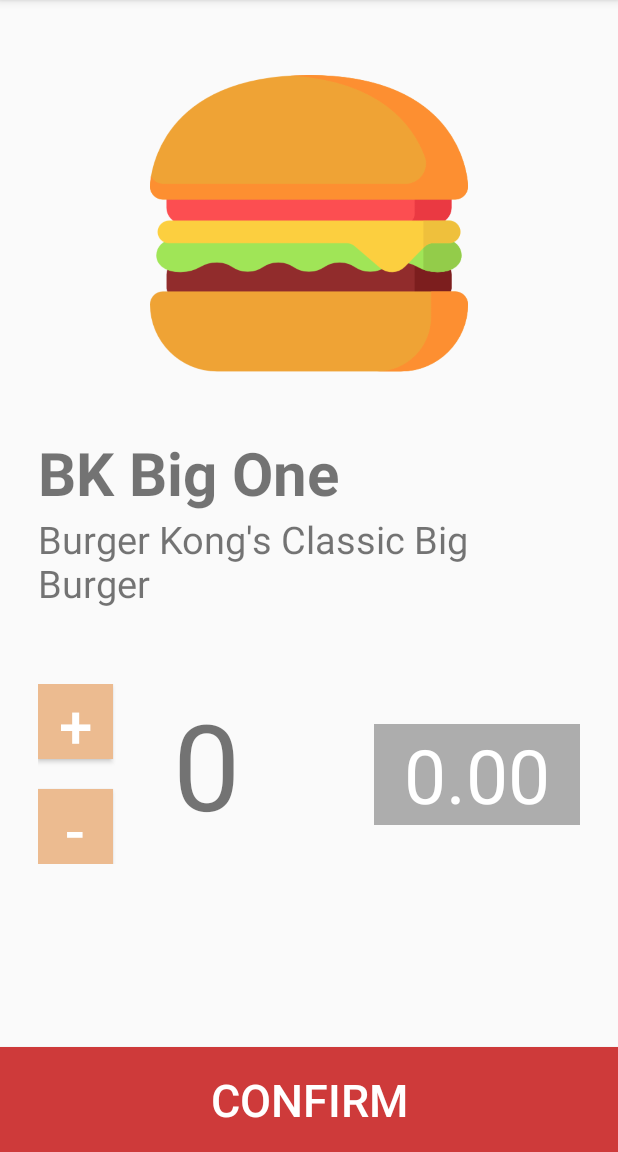
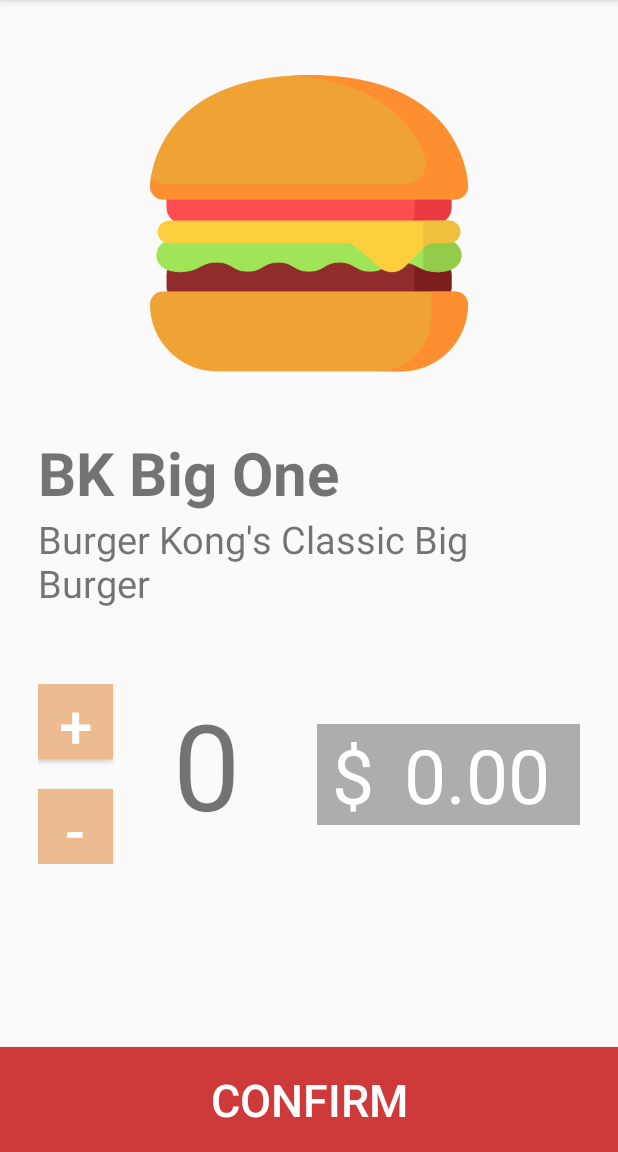
Before and after one commit to nicky951/AssignmentTwo, an Android app: the screen it shows after launch (ItemDetail), after a tap on "BK Big One", on a phone screen of 412 x 824 dp, the part 84-1236 px from its top. Run offline under Robolectric (Android 15) with nearby library versions, the light colour scheme and no system bars.

Commit message:
fixed $ issue

```diff
--- a/app/src/main/java/com/example/assignmenttwo/Item.java
+++ b/app/src/main/java/com/example/assignmenttwo/Item.java
@@ -4,11 +4,11 @@ public class Item {
 
     private int itemNum;
     private String name;
-    private int price;
+    private double price;
     private String description;
     private int intDrawableID;
 
-    public Item(int itemNum, String name, int price, String description, int intDrawableID) {
+    public Item(int itemNum, String name, double price, String description, int intDrawableID) {
         this.itemNum = itemNum;
         this.name = name;
         this.price = price;
@@ -32,11 +32,11 @@ public class Item {
         this.name = name;
     }
 
-    public int getPrice() {
+    public double getPrice() {
         return price;
     }
 
-    public void setPrice(int price) {
+    public void setPrice(double price) {
         this.price = price;
     }
 
--- a/app/src/main/java/com/example/assignmenttwo/ItemAdapter.java
+++ b/app/src/main/java/com/example/assignmenttwo/ItemAdapter.java
@@ -38,7 +38,7 @@ public class ItemAdapter extends RecyclerView.Adapter<ItemAdapter.ItemViewHolder
 
         holder.imageImageView.setImageResource(itemAtPosition.getIntDrawableID());
         holder.nameSummaryTextView.setText(itemAtPosition.getName());
-        holder.priceSummaryTextView.setText("$ " + String.valueOf(itemAtPosition.getPrice()));
+        holder.priceSummaryTextView.setText("$ " + String.valueOf(String.format("%.2f",itemAtPosition.getPrice())));
 
         //setonclicklisteners here
         holder.view.setOnClickListener(new View.OnClickListener() {
--- a/app/src/main/java/com/example/assignmenttwo/ItemDatabase.java
+++ b/app/src/main/java/com/example/assignmenttwo/ItemDatabase.java
@@ -18,19 +18,19 @@ public class ItemDatabase {
     private static final LinkedHashMap<Integer, Item> items = new LinkedHashMap<>();
 
     static {
-        items.put(1, new Item(1, "BK Big One",6, "Burger Kong's Classic Big Burger",R.drawable.burger));
-        items.put(2, new Item(2,"BK Fries",3,"Classic Salted Fries",R.drawable.fries));
+        items.put(1, new Item(1, "BK Big One",6.50, "Burger Kong's Classic Big Burger",R.drawable.burger));
+        items.put(2, new Item(2,"BK Fries",3.50,"Classic Salted Fries",R.drawable.fries));
         items.put(3, new Item(3,"BK Wings", 7,"10 BK Hot Wings",R.drawable.wings));
-        items.put(4, new Item(4,"BK Nuggets", 4,"Golden BK Nuggets with Sauce",R.drawable.nuggets));
+        items.put(4, new Item(4,"BK Nuggets", 4.50,"Golden BK Nuggets with Sauce",R.drawable.nuggets));
         items.put(5, new Item(5,"BK Fish n' Chips", 5,"Crispy Fried Fish with Tartare Sauce",R.drawable.fish));
         items.put(6, new Item(6,"BK Chicken", 10,"Burger Kong famous Charcoal Grilled Chicken with fresh Garlic Sauce",R.drawable.chicken));
-        items.put(7, new Item(7,"BK Chicken Salad", 4,"Fresh Chicken Salad for those seeking a healthy alternative!",R.drawable.salad));
+        items.put(7, new Item(7,"BK Chicken Salad", 4.50,"Fresh Chicken Salad for those seeking a healthy alternative!",R.drawable.salad));
         items.put(8, new Item(8,"BK Butter Chicken", 9, "New BK Chicken Curry with Fried Egg",R.drawable.curry));
         items.put(9, new Item(9,"Meal Deal", 8, "BK Big One with one Large Drink",R.drawable.fastfood));
         items.put(10, new Item(10,"BK Rack O' Lamb", 12,"Sweet BBQ Glazed Lamb Rack",R.drawable.lamb));
         items.put(11, new Item(11,"BK Shish", 6, "2 Chicken Shish with Hommus",R.drawable.kebab));
         items.put(12, new Item(12,"Large Drink", 2,"Any Large Soft Drink", R.drawable.soda));
-        items.put(13, new Item(13,"Sparkling Water",4,"Premium Sparkling Water with Ice",R.drawable.water));
+        items.put(13, new Item(13,"Sparkling Water",4.50,"Premium Sparkling Water with Ice",R.drawable.water));
         items.put(14, new Item(14,"Fresh Juice",3,"Freshly Squeezed Juice",R.drawable.juice));
         items.put(15, new Item(15,"BK House Vodka", 200,"BK's World Reknown House Destilled Vodka",R.drawable.vodka));
     }
--- a/app/src/main/java/com/example/assignmenttwo/ItemDetail.java
+++ b/app/src/main/java/com/example/assignmenttwo/ItemDetail.java
@@ -1,5 +1,6 @@
 package com.example.assignmenttwo;
 
+import android.content.Context;
 import android.content.Intent;
 import android.os.Bundle;
 import android.view.View;
@@ -82,6 +83,11 @@ public class ItemDetail extends AppCompatActivity {
                 ItemTotal itemTotal = new ItemTotal(item, currentPrice, currentQuantity);
 
                 ItemList.addOrder(itemTotal);
+
+                Context context = v.getContext();
+
+                Intent intent = new Intent(context, MainActivity.class);
+                context.startActivity(intent);
             }
         });
     }
--- a/app/src/main/java/com/example/assignmenttwo/TotalAdapter.java
+++ b/app/src/main/java/com/example/assignmenttwo/TotalAdapter.java
@@ -38,7 +38,7 @@ public class TotalAdapter extends RecyclerView.Adapter<TotalAdapter.TotalViewHol
 
         holder.imageImageView.setImageResource(itemAtPosition.getItem().getIntDrawableID());
         holder.quantityTextView.setText(Integer.toString(itemAtPosition.getTotalQuantity()));
-        holder.priceTextView.setText(Double.toString(itemAtPosition.getTotalPrice()));
+        holder.priceTextView.setText(String.format("%.2f", itemAtPosition.getTotalPrice()));
         holder.nameTextView.setText(itemAtPosition.getItem().getName());
 
 
--- a/app/src/main/res/layout/item_detailed.xml
+++ b/app/src/main/res/layout/item_detailed.xml
@@ -112,6 +112,19 @@
             app:layout_constraintBottom_toBottomOf="parent">
         </TextView>
 
+        <TextView
+            android:layout_width="wrap_content"
+            android:layout_height="wrap_content"
+            android:paddingStart="10sp"
+            android:textSize="50sp"
+            android:text="$"
+            android:textColor="#FFFFFF"
+            android:background="#ADADAD"
+            app:layout_constraintEnd_toStartOf="@id/total"
+            app:layout_constraintBottom_toBottomOf="@id/total">
+        </TextView>
+
+
 
     </androidx.constraintlayout.widget.ConstraintLayout>
 
```
Also changed, not shown: app/src/main/res/layout/ordersummary.xml (+10 -1 lines), 26 other files.
